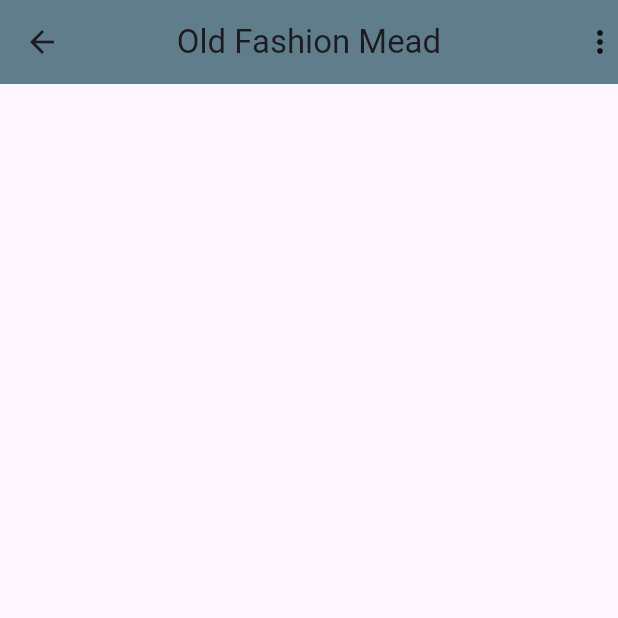
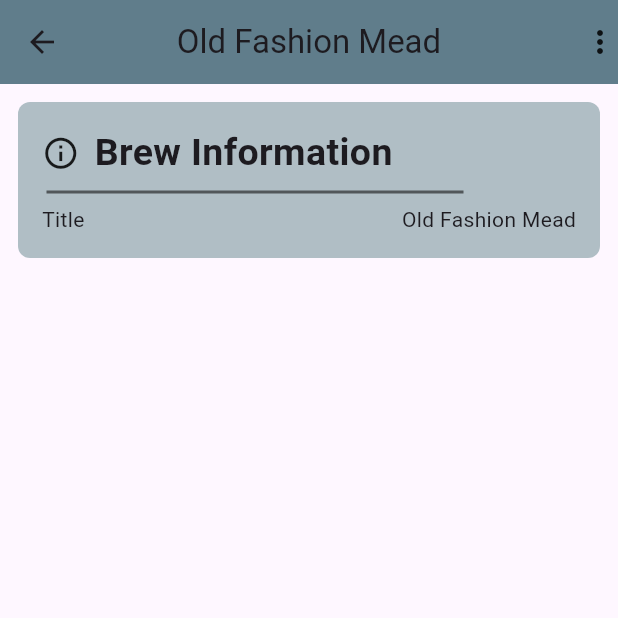
Before and after one commit to Seanm64/FermentationStation, a Flutter app: the screen it shows after launch, after a tap on "Mead", on a phone screen of 412 x 824 dp, the top half of it. Run offline on Flutter 3.47's test engine with Material 3 defaults, Android fonts, the phone set to English and light mode, and no system bars; our stand-ins replace google_fonts, hive; accounts and stored records are empty; generated files the repository leaves out were written again.

Commit message:
Making basic info card

```diff
--- /dev/null
+++ b/lib/cards/basic_info_card.dart
@@ -0,0 +1,92 @@
+import 'package:flutter/material.dart';
+import 'package:fermentation_station/models/brew_model.dart';
+
+class CustomRow extends StatelessWidget {
+  const CustomRow({
+    super.key,
+    this.leading,
+    this.trailing
+  });
+
+  String? leading = '';
+  String? trailing = '';
+
+  @override
+  Widget build(BuildContext context) {
+    return Row(
+      mainAxisAlignment: MainAxisAlignment.spaceBetween,
+      children: [
+        Text(leading ?? ''),
+        Text(trailing ?? ''),
+      ],
+    );
+  }
+}
+
+
+class BasicInfoCard extends StatelessWidget {
+  const BasicInfoCard({
+    super.key,
+    required this.brew_model,
+  });
+
+  final BrewModel brew_model;
+
+  @override
+  Widget build(BuildContext context) {
+    return Padding(
+      padding: const EdgeInsets.all(12.0),
+      child: Container(
+        decoration: BoxDecoration(
+          color: Colors.blueGrey[200],
+          borderRadius: BorderRadius.circular(8.0),
+        ),
+        padding: EdgeInsets.all(8.0),
+        child: Padding(
+          padding: const EdgeInsets.all(8.0),
+          child: Column(
+            crossAxisAlignment: CrossAxisAlignment.start,
+            children: [
+              Row(
+                children: [
+                  Icon(Icons.info_outline, size: 25,),
+                  SizedBox(width: 10,),
+                  Text(
+                    "Brew Information",
+                    style: TextStyle(
+                      fontSize: 25,
+                      fontWeight: FontWeight.bold,
+                    ),
+                  ),
+                ],
+              ),
+
+              Divider(
+                color: Colors.black54, // Customize color
+                thickness: 2,      // Customize thickness
+                indent: 3,        // Customize starting indent
+                endIndent: 75,     // Customize ending indent
+              ),
+
+
+              // Title
+              Row(
+                mainAxisAlignment: MainAxisAlignment.spaceBetween,
+                children: [
+                  Text('Title'),
+                  Text(brew_model.brew_title),
+                ],
+              ),
+
+              // Start Date
+
+              // Brew Type
+
+
+            ],
+          ),
+        ),
+      ),
+    );
+  }
+}
--- a/lib/pages/check_brew_page.dart
+++ b/lib/pages/check_brew_page.dart
@@ -1,3 +1,4 @@
+import 'package:fermentation_station/cards/basic_info_card.dart';
 import 'package:flutter/material.dart';
 import 'package:fermentation_station/models/brew_model.dart';
 
@@ -34,6 +35,7 @@ class CheckBrewPage extends StatelessWidget {
 
 
           // Basic Information
+          BasicInfoCard(brew_model: brew_model),
 
           // Yeast Type
 
```
